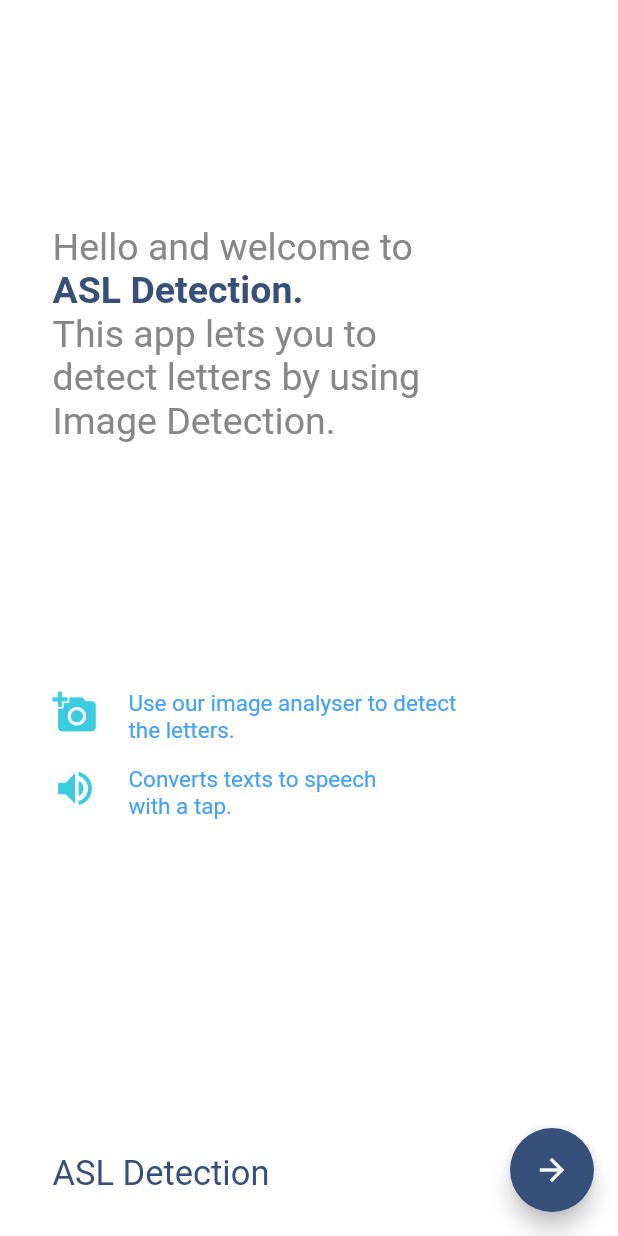
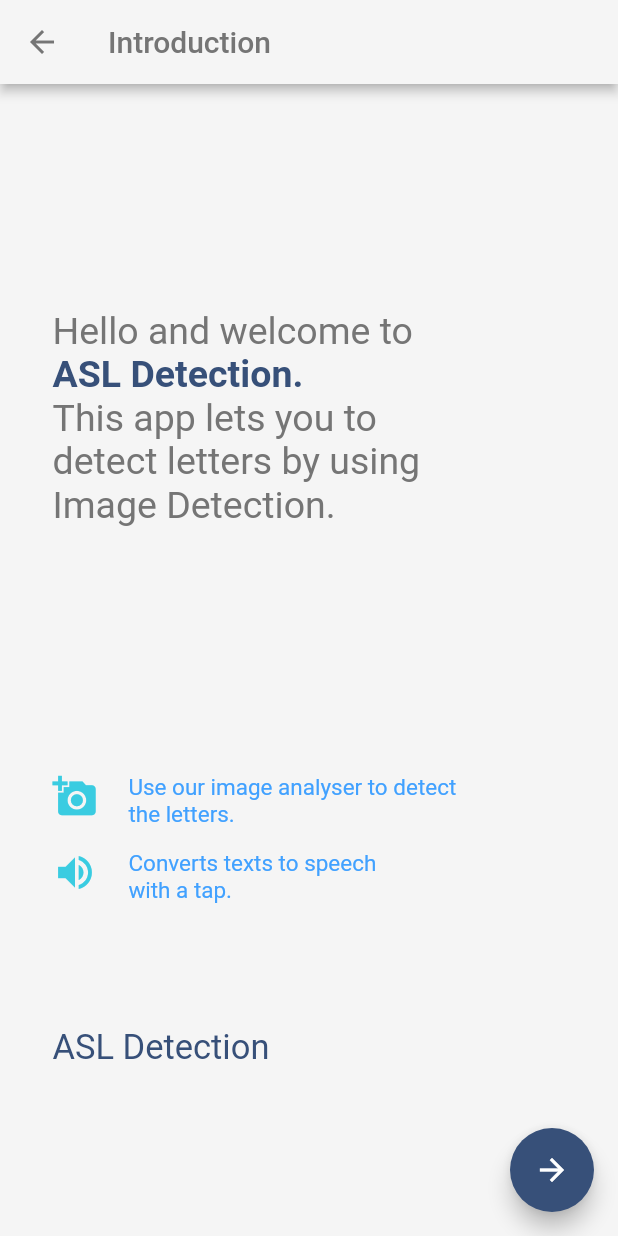
Before and after one commit to SilentCruzer/Lumos, a Flutter app: the LandingPage screen opened directly, on a phone screen of 412 x 824 dp. Run offline on Flutter 3.47's test engine with Material 2 defaults, Android fonts, the phone set to English and light mode, and no system bars; our stand-ins replace camera, flutter_icons, flutter_tts, geolocator, hexcolor, image_picker and 4 more; missing offline and left inert: animated_splash, colornames, shake, simple_ocr_plugin, telephony, tflite; accounts and stored records are empty.

Commit message:
Improve ASL Feature UI

```diff
--- a/lib/screens/deaf/screens/landing_screen.dart
+++ b/lib/screens/deaf/screens/landing_screen.dart
@@ -10,8 +10,27 @@
   @override
   Widget build(BuildContext context) {
     return Scaffold(
-      backgroundColor: Colors.white,
-      body: Container(
+      backgroundColor: Colors.grey[100],
+      appBar: AppBar(
+        title: Text(
+          'Introduction',
+          style: TextStyle(color: Colors.grey[600]),
+        ),
+        backgroundColor: Colors.grey[100],
+        elevation: 3,
+        leading: IconButton(
+          onPressed: () {
+            Navigator.of(context).pop();
+          },
+          icon: Icon(
+            Icons.arrow_back,
+            color: Colors.grey[600],
+          ),
+        ),
+      ),
+      body: SingleChildScrollView(
+        scrollDirection: Axis.vertical,
+        child: Container(
             child: Padding(
           padding: const EdgeInsets.only(top: 150.0, left: 35),
           child: Column(
@@ -21,7 +40,7 @@
                 child: Text(
                   "Hello and welcome to",
                   style: TextStyle(
-                  color: Color(0xff878787),
+                    color: Colors.grey[600],
                     fontSize: 25,
                     fontFamily: "Roboto",
                   ),
@@ -46,7 +65,7 @@
                   "This app lets you to\ndetect letters by using\nImage Detection.",
                   textAlign: TextAlign.justify,
                   style: TextStyle(
-                  color: Color(0xff878787),
+                    color: Colors.grey[600],
                     fontSize: 25,
                     fontFamily: "Roboto",
                   ),
@@ -98,7 +117,7 @@
                       ),
                     ),
                   ]),
-            SizedBox(height: MediaQuery.of(context).size.height * 0.27),
+              SizedBox(height: MediaQuery.of(context).size.height * 0.10),
               Row(
                 crossAxisAlignment: CrossAxisAlignment.center,
                 children: <Widget>[
@@ -120,6 +139,7 @@
             ],
           ),
         )),
+      ),
       floatingActionButton: FloatingActionButton(
         backgroundColor: Color(0xff375079),
         child: IconButton(
```
Also changed, not shown: lib/screens/deaf/screens/detectScreen.dart (+14 -2 lines). Lines whose indentation alone changed are shown as unchanged.
